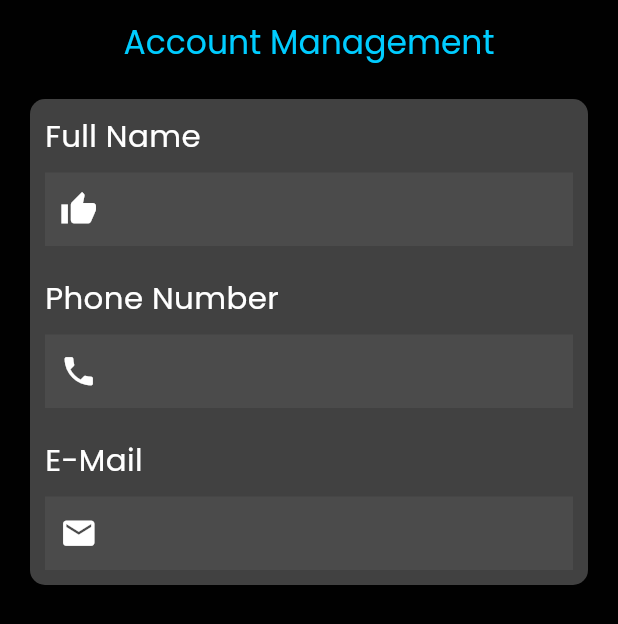
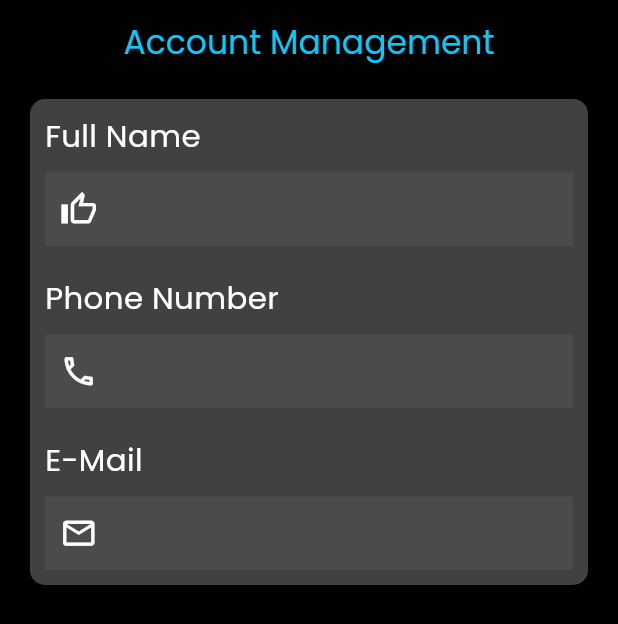
Before and after one commit to fostersnt/mcini, a Flutter app: the ProfilePage screen opened directly with empty values, on a phone screen of 412 x 824 dp. Shown: the top 624 px of the screen. Run offline on Flutter 3.47's test engine with Material 3 defaults, Android fonts, the phone set to English and light mode, and no system bars; our stand-ins replace device_preview, equatable, flutter_bloc, grouped_list, shared_preferences; missing offline and left inert: appinio_video_player; accounts and stored records are empty.

Commit message:
Changed the styles for the icons on the profile page

```diff
--- a/lib/screens_commons/profile_page.dart
+++ b/lib/screens_commons/profile_page.dart
@@ -21,21 +21,21 @@ class ProfilePage extends StatelessWidget {
 
 //PHONE ICON
     final Icon phoneIcon = Icon(
-      Icons.phone,
+      Icons.phone_outlined,
       color: AppColors.whiteColor,
       size: iconSize,
     );
 
     //EMAIL ICON
     final Icon emailIcon = Icon(
-      Icons.email,
+      Icons.email_outlined,
       color: AppColors.whiteColor,
       size: iconSize,
     );
 
     //PHONE ICON
     final Icon thumbIcon = Icon(
-      Icons.thumb_up,
+      Icons.thumb_up_outlined,
       color: AppColors.whiteColor,
       size: iconSize,
     );
```
